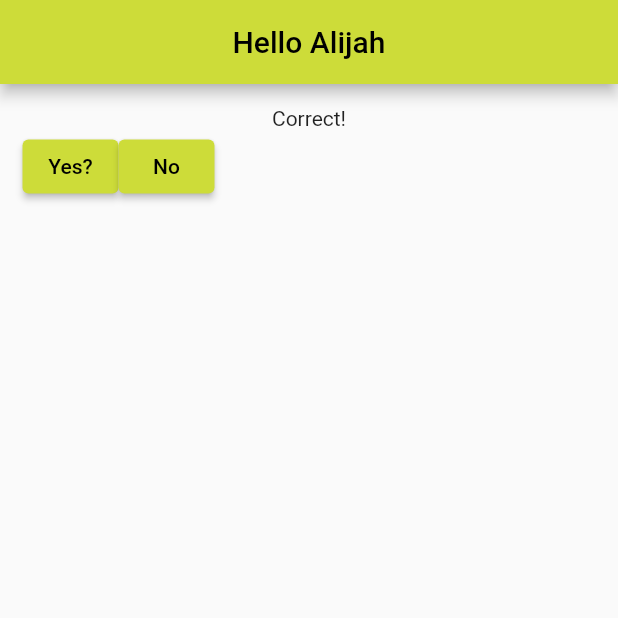
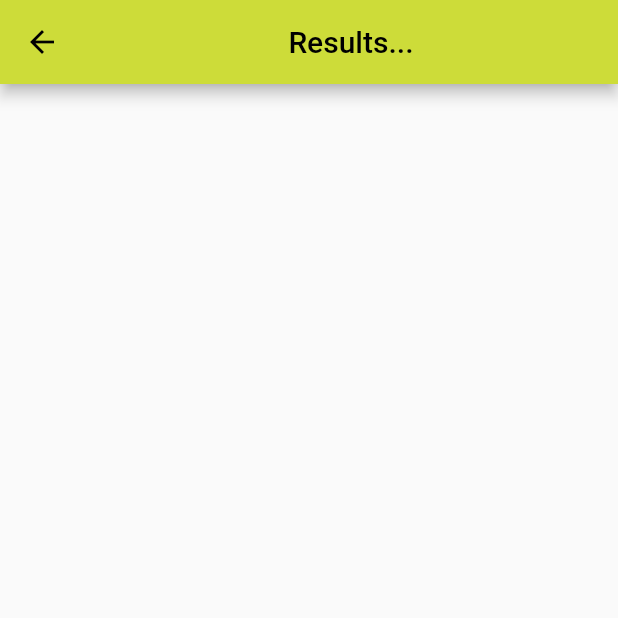
Before and after one commit to shaycraft/flutter-hello-world, a Flutter app: the screen it shows after launch, after a tap on "Yes?", on a phone screen of 412 x 824 dp, the top half of it. Run offline on Flutter 3.47's test engine with Material 2 defaults, Android fonts, the phone set to English and light mode, and no system bars.

Commit message:
feat: routing is working

```diff
--- /dev/null
+++ b/lib/first_route.dart
@@ -0,0 +1,37 @@
+import 'package:flutter/material.dart';
+import 'package:flutter_hello_world/second_route.dart';
+
+class FirstRoute extends StatelessWidget {
+  const FirstRoute({super.key});
+
+  @override
+  Widget build(BuildContext context) {
+    return Scaffold(
+        appBar: AppBar(title: const Center(child: Text('Hello Alijah'))),
+        body: Padding(
+            padding: const EdgeInsets.all(15.0),
+            child: Column(
+              children: [
+                const Text('Butter sux?'),
+                Row(
+                  children: [
+                    ElevatedButton(
+                      onPressed: () {
+                        Navigator.push(
+                            context,
+                            MaterialPageRoute(
+                                builder: (context) => const SecondRoute()));
+                      },
+                      child: const Text('Yes?'),
+                    ),
+                    ElevatedButton(
+                        onPressed: () => {
+                              // _currentForm = resultForm;
+                            },
+                        child: const Text('No'))
+                  ],
+                )
+              ],
+            )));
+  }
+}
--- a/lib/main.dart
+++ b/lib/main.dart
@@ -1,4 +1,5 @@
 import 'package:flutter/material.dart';
+import 'package:flutter_hello_world/first_route.dart';
 
 void main() {
   runApp(const MyApp());
@@ -13,19 +14,32 @@ class MyApp extends StatefulWidget {
   }
 }
 
-class _MyAppState extends State<MyApp> {
-  String _bannerText = 'Butter sux?';
+class ResultRoute extends StatelessWidget {
+  const ResultRoute({super.key});
 
   @override
   Widget build(BuildContext context) {
-    return MaterialApp(
-        title: 'Flutter Demo',
-        theme: ThemeData(
-          primarySwatch: Colors.lime,
-        ),
-        home: Scaffold(
-            appBar: AppBar(title: const Center(child: Text('Hello Alijah'))),
-            body: Padding(
+    // TODO: implement build
+    return Scaffold(
+      appBar: AppBar(title: const Center(child: Text('whadup'))),
+      body: const Text('WRONG!!!!!!'),
+    );
+  }
+}
+
+class _MyAppState extends State<MyApp> {
+  String _bannerText = 'Butter sux???';
+  bool _userAnswer = false;
+
+  @override
+  Widget build(BuildContext context) {
+    final resultForm = Padding(
+        padding: const EdgeInsets.all(15.0),
+        child: Center(
+            child: Column(
+                children: [Text(_userAnswer == false ? 'WRONG' : 'TRUE')])));
+
+    final Padding questionForm = Padding(
         padding: const EdgeInsets.all(15.0),
         child: Column(
           children: [
@@ -34,21 +48,41 @@ class _MyAppState extends State<MyApp> {
               children: [
                 ElevatedButton(
                   onPressed: () {
-                            setState(() {
-                              _bannerText = 'Correct!';
-                            });
+                    // setState(() {
+                    //   // _bannerText = 'Correct!';
+                    //   Navigator.push(
+                    //       context,
+                    //       MaterialPageRoute(
+                    //           builder: (context) => const ResultRoute()));
+                    // });
+                    Navigator.push(
+                        context,
+                        MaterialPageRoute(
+                            builder: (context) => const ResultRoute()));
                   },
                   child: const Text('Yes?'),
                 ),
                 ElevatedButton(
                     onPressed: () => setState(() {
                           _bannerText = 'WRONG!!!!!';
+                          // _currentForm = resultForm;
                         }),
                     child: const Text('No'))
               ],
             )
           ],
-                ))));
+        ));
+
+    var firstRoute = Scaffold(
+        appBar: AppBar(title: const Center(child: Text('Hello Alijah'))),
+        body: questionForm);
+
+    return MaterialApp(
+        title: 'Flutter Demo',
+        theme: ThemeData(
+          primarySwatch: Colors.lime,
+        ),
+        home: const FirstRoute());
   }
 }
 
--- /dev/null
+++ b/lib/second_route.dart
@@ -0,0 +1,12 @@
+import 'package:flutter/material.dart';
+
+class SecondRoute extends StatelessWidget {
+  const SecondRoute({super.key});
+
+  @override
+  Widget build(BuildContext context) {
+    return Scaffold(
+      appBar: AppBar(title: const Center(child: Text('Results...'))),
+    );
+  }
+}
```
Lines whose indentation alone changed are shown as unchanged.
